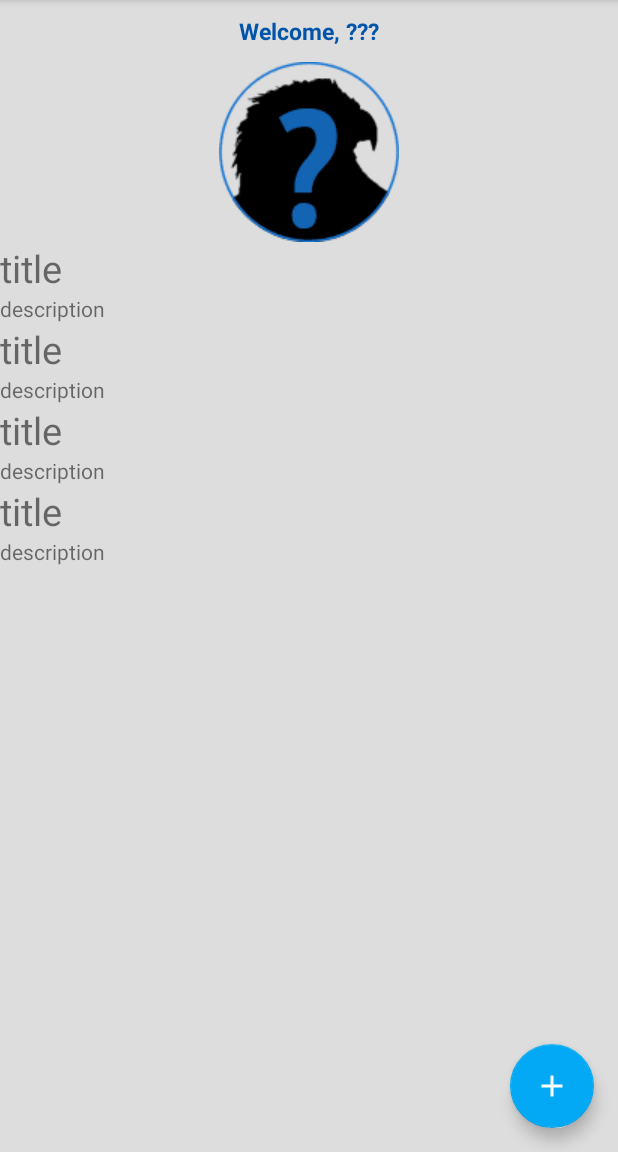
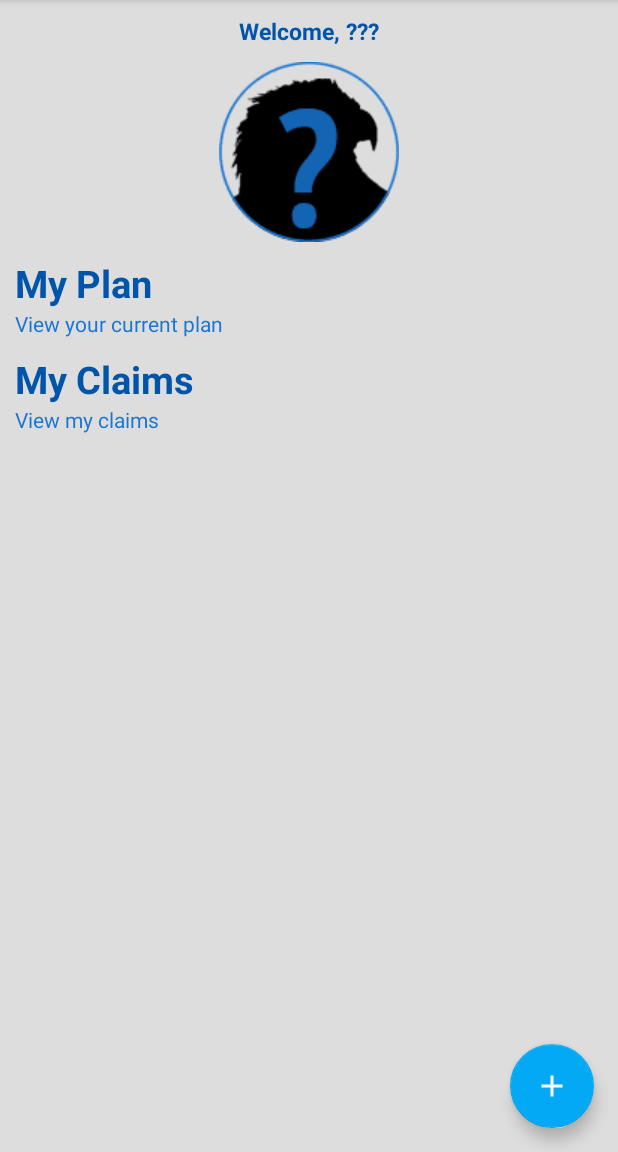
Before and after one commit to SorrGrif/FleetInsurance, an Android app: the screen it shows after launch (MainActivity), on a phone screen of 412 x 824 dp, the part 84-1236 px from its top. Run offline under Robolectric (Android 15) with nearby library versions, the light colour scheme and no system bars.

Commit message:
Finished the layout for the logged in fragment

```diff
--- a/FleetInsurance/app/src/main/res/layout/fragment_logged_in.xml
+++ b/FleetInsurance/app/src/main/res/layout/fragment_logged_in.xml
@@ -28,86 +28,58 @@
         app:srcCompat="@drawable/accountsillhoutte" />
 
     <LinearLayout
+        android:id="@+id/MyPlanLayout"
         android:layout_width="wrap_content"
         android:layout_height="wrap_content"
-        android:orientation="vertical">
+        android:layout_marginTop="@dimen/TopMargin"
+        android:orientation="vertical"
+        android:paddingLeft="@dimen/LeftPadding"
+        android:paddingRight="@dimen/RightPadding">
 
         <TextView
-            android:id="@+id/textView25"
+            android:id="@+id/MyPlanLabel"
             android:layout_width="wrap_content"
             android:layout_height="wrap_content"
-            android:text="title"
-            android:textSize="25sp" />
+            android:text="@string/MyPlan"
+            android:textColor="@color/titleFontColor"
+            android:textSize="25sp"
+            android:textStyle="bold" />
 
         <TextView
-            android:id="@+id/textView27"
+            android:id="@+id/MyPlanDescriptionLabel"
             android:layout_width="wrap_content"
             android:layout_height="wrap_content"
             android:layout_weight="1"
-            android:text="description" />
+            android:text="@string/MyPlanDescription"
+            android:textColor="@color/colorPrimaryDark" />
 
     </LinearLayout>
 
     <LinearLayout
+        android:id="@+id/MyClaimsLayout"
         android:layout_width="match_parent"
         android:layout_height="wrap_content"
-        android:orientation="vertical">
+        android:layout_marginTop="@dimen/TopMargin"
+        android:orientation="vertical"
+        android:paddingLeft="@dimen/LeftPadding"
+        android:paddingRight="@dimen/RightPadding">
 
         <TextView
-            android:id="@+id/textView25"
+            android:id="@+id/MyClaimsLabel"
             android:layout_width="wrap_content"
             android:layout_height="wrap_content"
-            android:text="title"
-            android:textSize="25sp" />
+            android:text="@string/MyClaims"
+            android:textColor="@color/titleFontColor"
+            android:textSize="25sp"
+            android:textStyle="bold" />
 
         <TextView
-            android:id="@+id/textView27"
+            android:id="@+id/MyClaimsDescriptionLabel"
             android:layout_width="wrap_content"
             android:layout_height="wrap_content"
             android:layout_weight="1"
-            android:text="description" />
-
-    </LinearLayout>
-
-    <LinearLayout
-        android:layout_width="match_parent"
-        android:layout_height="wrap_content"
-        android:orientation="vertical">
-
-        <TextView
-            android:id="@+id/textView25"
-            android:layout_width="wrap_content"
-            android:layout_height="wrap_content"
-            android:text="title"
-            android:textSize="25sp" />
-
-        <TextView
-            android:id="@+id/textView27"
-            android:layout_width="wrap_content"
-            android:layout_height="wrap_content"
-            android:layout_weight="1"
-            android:text="description" />
-
-    </LinearLayout>
-
-    <LinearLayout
-        android:layout_width="match_parent"
-        android:layout_height="wrap_content"
-        android:orientation="vertical">
-
-        <TextView
-            android:id="@+id/textView25"
-            android:layout_width="wrap_content"
-            android:layout_height="wrap_content"
-            android:text="title"
-            android:textSize="25sp" />
-
-        <TextView
-            android:id="@+id/textView27"
-            android:layout_width="wrap_content"
-            android:layout_height="wrap_content"
-            android:layout_weight="1"
-            android:text="description" />
+            android:text="@string/MyClaimsDescription"
+            android:textColor="@color/colorPrimaryDark" />
 
     </LinearLayout>
 
--- a/FleetInsurance/app/src/main/res/values/colors.xml
+++ b/FleetInsurance/app/src/main/res/values/colors.xml
@@ -1,7 +1,7 @@
 <?xml version="1.0" encoding="utf-8"?>
 <resources>
     <color name="colorPrimary">#2196F3</color>
-    <color name="colorPrimaryDark">#1976D2</color>
+    <color name="colorPrimaryDark">#1976d2</color>
     <color name="colorAccent">#03A9F4</color>
     <color name="backgroundColor">#ddd</color>
     <color name="titleFontColor">#0055aa</color>
--- a/FleetInsurance/app/src/main/res/values/strings.xml
+++ b/FleetInsurance/app/src/main/res/values/strings.xml
@@ -29,6 +29,10 @@
     <string name="Gender">Gender</string>
     <string name="Age">Age</string>
     <string name="WelcomePlaceholder">Welcome, ???</string>
+    <string name="MyPlan">My Plan</string>
+    <string name="MyPlanDescription">View your current plan</string>
+    <string name="MyClaims">My Claims</string>
+    <string name="MyClaimsDescription">View my claims</string>
     <array name="Genders">
         <item>Male</item>
         <item>Female</item>
```
